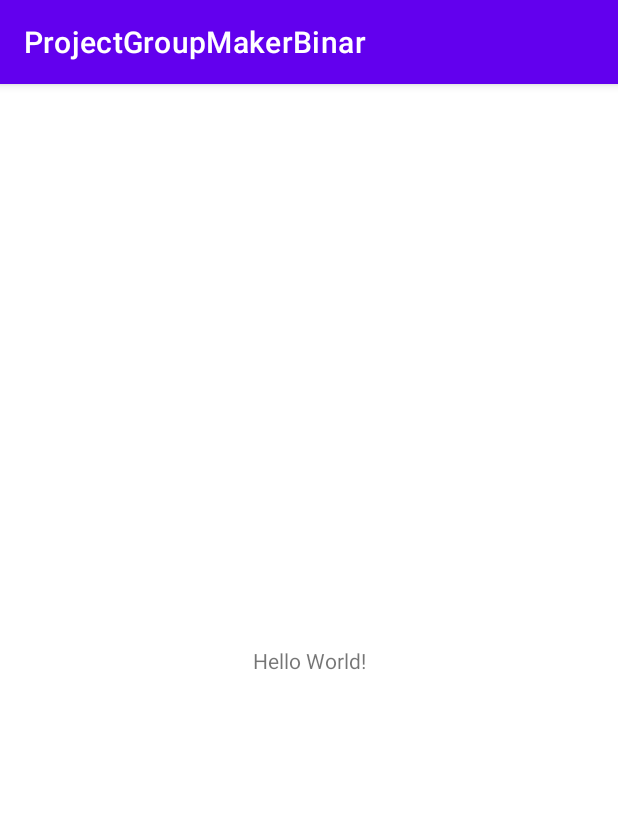
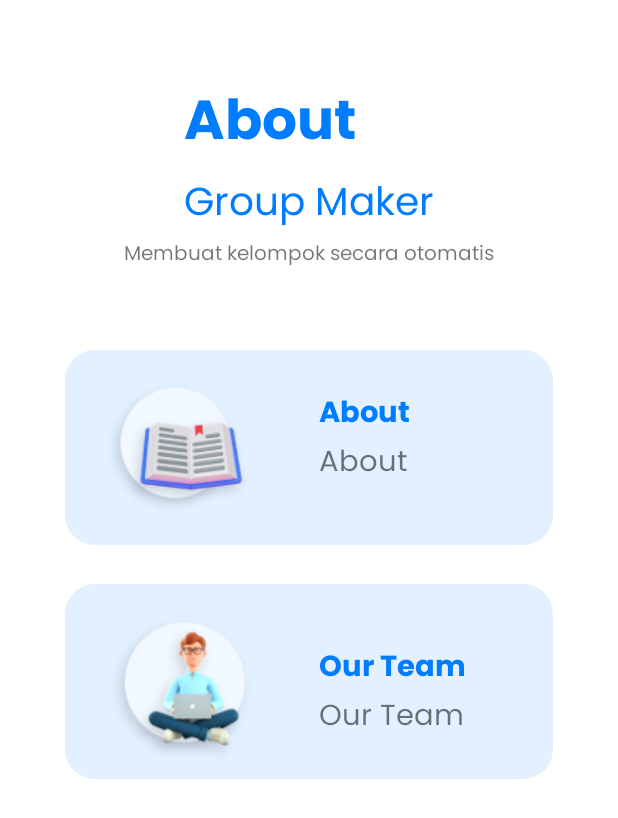
Before and after one commit to ukiprastowo17/ProjectGroupMakerBinar, an Android app: the screen it shows after launch (MainActivity before the commit, MenuAboutActivity after it), on a phone screen of 412 x 824 dp. Shown: the top 818 px of the screen. Run offline under Robolectric (Android 15) with nearby library versions, the phone set to English and light mode, and no system bars; our stand-ins replace sdp/ssp sizes.

Commit message:
Create feature about in app

```diff
--- a/app/src/main/java/com/binar/projectgroupmakerbinar/MainActivity.kt
+++ /dev/null
@@ -1,11 +0,0 @@
-package com.binar.projectgroupmakerbinar
-
-import androidx.appcompat.app.AppCompatActivity
-import android.os.Bundle
-
-class MainActivity : AppCompatActivity() {
-    override fun onCreate(savedInstanceState: Bundle?) {
-        super.onCreate(savedInstanceState)
-        setContentView(R.layout.activity_main)
-    }
-}
--- /dev/null
+++ b/app/src/main/java/com/binar/projectgroupmakerbinar/ui/menu/MenuAboutActivity.kt
@@ -0,0 +1,33 @@
+package com.binar.projectgroupmakerbinar.ui.menu
+
+import android.content.Intent
+import androidx.appcompat.app.AppCompatActivity
+import android.os.Bundle
+import com.binar.projectgroupmakerbinar.R
+import com.binar.projectgroupmakerbinar.databinding.ActivityMenuAboutBinding
+import com.binar.projectgroupmakerbinar.ui.about.AboutActivity
+import com.binar.projectgroupmakerbinar.ui.team.TeamActivity
+
+class MenuAboutActivity : AppCompatActivity() {
+    private val binding: ActivityMenuAboutBinding by lazy {
+        ActivityMenuAboutBinding.inflate(layoutInflater)
+    }
+
+    override fun onCreate(savedInstanceState: Bundle?) {
+        super.onCreate(savedInstanceState)
+        setContentView(binding.root)
+        setMenuAboutClickListener()
+        supportActionBar?.hide()
+    }
+
+    private fun setMenuAboutClickListener(){
+        binding.ivBgAbout.setOnClickListener{
+            val intent = Intent(this,AboutActivity::class.java)
+            startActivity(intent)
+        }
+        binding.ivBgTeam.setOnClickListener{
+            val intent = Intent(this,TeamActivity::class.java)
+            startActivity(intent)
+        }
+    }
+}
--- /dev/null
+++ b/app/src/main/res/drawable/shape_background_rounded.xml
@@ -0,0 +1,11 @@
+<?xml version="1.0" encoding="utf-8"?>
+<shape xmlns:android="http://schemas.android.com/apk/res/android"
+    android:shape="rectangle"
+    android:padding= "10dp">
+    <solid android:color="@color/light_blue"/>
+    <corners
+        android:bottomLeftRadius="20dp"
+        android:bottomRightRadius="20dp"
+        android:topLeftRadius="20dp"
+        android:topRightRadius="20dp"/>
+</shape>
--- a/app/src/main/res/layout/activity_main.xml
+++ /dev/null
@@ -1,18 +0,0 @@
-<?xml version="1.0" encoding="utf-8"?>
-<androidx.constraintlayout.widget.ConstraintLayout xmlns:android="http://schemas.android.com/apk/res/android"
-    xmlns:app="http://schemas.android.com/apk/res-auto"
-    xmlns:tools="http://schemas.android.com/tools"
-    android:layout_width="match_parent"
-    android:layout_height="match_parent"
-    tools:context=".MainActivity">
-
-    <TextView
-        android:layout_width="wrap_content"
-        android:layout_height="wrap_content"
-        android:text="Hello World!"
-        app:layout_constraintBottom_toBottomOf="parent"
-        app:layout_constraintEnd_toEndOf="parent"
-        app:layout_constraintStart_toStartOf="parent"
-        app:layout_constraintTop_toTopOf="parent" />
-
-</androidx.constraintlayout.widget.ConstraintLayout>
--- /dev/null
+++ b/app/src/main/res/layout/activity_menu_about.xml
@@ -0,0 +1,140 @@
+<?xml version="1.0" encoding="utf-8"?>
+<androidx.constraintlayout.widget.ConstraintLayout xmlns:android="http://schemas.android.com/apk/res/android"
+    xmlns:app="http://schemas.android.com/apk/res-auto"
+    xmlns:tools="http://schemas.android.com/tools"
+    android:layout_width="match_parent"
+    android:layout_height="match_parent"
+    tools:context=".ui.menu.MenuAboutActivity">
+
+    <LinearLayout
+        android:id="@+id/ll_title_menu"
+        android:layout_width="wrap_content"
+        android:layout_height="wrap_content"
+        app:layout_constraintLeft_toLeftOf="parent"
+        app:layout_constraintRight_toRightOf="parent"
+        android:orientation="vertical"
+        app:layout_constraintTop_toTopOf="parent"
+        android:layout_marginTop="@dimen/_40sdp">
+
+        <TextView
+            android:id="@+id/tv_title1"
+            android:layout_width="wrap_content"
+            android:layout_height="wrap_content"
+            android:fontFamily="@font/poppins_bold"
+            android:text="@string/title_about"
+            android:textColor="@color/dark_blue"
+            android:textSize="@dimen/_28ssp"/>
+
+        <TextView
+            android:id="@+id/tv_title2"
+            android:layout_width="wrap_content"
+            android:layout_height="wrap_content"
+            android:text="@string/title_group"
+            android:fontFamily="@font/poppins_regular"
+            android:textColor="@color/dark_blue"
+            android:textSize="@dimen/_20ssp"/>
+    </LinearLayout>
+
+    <TextView
+        android:id="@+id/tv_desc"
+        android:layout_width="wrap_content"
+        android:layout_height="wrap_content"
+        android:text="@string/desc_group"
+        app:layout_constraintTop_toBottomOf="@id/ll_title_menu"
+        app:layout_constraintLeft_toLeftOf="parent"
+        app:layout_constraintRight_toRightOf="parent"
+        android:fontFamily="@font/poppins_regular"
+        android:textSize="@dimen/_10ssp"/>
+
+    <ImageView
+        android:id="@+id/iv_bg_about"
+        android:layout_width="@dimen/_250sdp"
+        android:layout_height="@dimen/_100sdp"
+        app:layout_constraintLeft_toLeftOf="parent"
+        app:layout_constraintRight_toRightOf="parent"
+        app:layout_constraintTop_toBottomOf="@id/tv_desc"
+        android:layout_marginTop="@dimen/_40sdp"
+        android:layout_marginBottom="@dimen/_20sdp"
+        android:background="@drawable/shape_background_rounded"/>
+
+    <ImageView
+        android:id="@+id/iv_img_about"
+        android:layout_width="@dimen/_80sdp"
+        android:layout_height="@dimen/_80sdp"
+        app:layout_constraintTop_toBottomOf="@id/tv_desc"
+        app:layout_constraintLeft_toLeftOf="@id/iv_bg_about"
+        android:layout_marginLeft="@dimen/_20sdp"
+        android:layout_marginTop="@dimen/_50sdp"
+        android:src="@drawable/ic_about_about"/>
+
+    <TextView
+        android:id="@+id/tv_title_about"
+        android:layout_width="wrap_content"
+        android:layout_height="wrap_content"
+        app:layout_constraintTop_toBottomOf="@id/tv_desc"
+        app:layout_constraintLeft_toRightOf="@id/iv_img_about"
+        android:layout_marginLeft="@dimen/_30sdp"
+        android:layout_marginTop="@dimen/_60sdp"
+        android:text="About"
+        android:textSize="@dimen/_15ssp"
+        android:textColor="@color/dark_blue"
+        android:textStyle="bold"
+        android:fontFamily="@font/poppins_bold"/>
+
+    <TextView
+        android:id="@+id/tv_desc_about"
+        android:layout_width="wrap_content"
+        android:layout_height="wrap_content"
+        app:layout_constraintTop_toBottomOf="@id/tv_title_about"
+        app:layout_constraintLeft_toRightOf="@id/iv_img_about"
+        android:layout_marginLeft="@dimen/_30sdp"
+        android:text="About"
+        android:fontFamily="@font/poppins_regular"
+        android:textSize="@dimen/_15ssp"/>
+
+    <ImageView
+        android:id="@+id/iv_bg_team"
+        android:layout_width="@dimen/_250sdp"
+        android:layout_height="@dimen/_100sdp"
+        app:layout_constraintLeft_toLeftOf="parent"
+        app:layout_constraintRight_toRightOf="parent"
+        android:layout_marginTop="@dimen/_20sdp"
+        app:layout_constraintTop_toBottomOf="@id/iv_bg_about"
+        android:background="@drawable/shape_background_rounded"/>
+
+    <ImageView
+        android:id="@+id/iv_img_team"
+        android:layout_width="@dimen/_80sdp"
+        android:layout_height="@dimen/_80sdp"
+        app:layout_constraintTop_toBottomOf="@id/iv_img_about"
+        app:layout_constraintLeft_toLeftOf="@id/iv_bg_team"
+        android:layout_marginLeft="@dimen/_20sdp"
+        android:layout_marginTop="@dimen/_45sdp"
+        android:src="@drawable/ic_team_about"/>
+
+    <TextView
+        android:id="@+id/tv_title_team"
+        android:layout_width="wrap_content"
+        android:layout_height="wrap_content"
+        app:layout_constraintTop_toBottomOf="@id/iv_img_about"
+        app:layout_constraintLeft_toRightOf="@id/iv_img_team"
+        android:layout_marginLeft="@dimen/_30sdp"
+        android:layout_marginTop="@dimen/_60sdp"
+        android:text="Our Team"
+        android:fontFamily="@font/poppins_bold"
+        android:textSize="@dimen/_15ssp"
+        android:textColor="@color/dark_blue"
+        android:textStyle="bold"/>
+
+    <TextView
+        android:id="@+id/tv_desc_team"
+        android:layout_width="wrap_content"
+        android:layout_height="wrap_content"
+        app:layout_constraintTop_toBottomOf="@id/tv_title_team"
+        app:layout_constraintLeft_toRightOf="@id/iv_img_team"
+        android:layout_marginLeft="@dimen/_30sdp"
+        android:fontFamily="@font/poppins_regular"
+        android:text="Our Team"
+        android:textSize="@dimen/_15ssp"/>
+
+</androidx.constraintlayout.widget.ConstraintLayout>
--- a/app/src/main/res/values/colors.xml
+++ b/app/src/main/res/values/colors.xml
@@ -7,4 +7,6 @@
     <color name="teal_700">#FF018786</color>
     <color name="black">#FF000000</color>
     <color name="white">#FFFFFFFF</color>
+    <color name="light_blue">#E2F0FF</color>
+    <color name="dark_blue">#007DFE</color>
 </resources>
--- a/app/src/main/res/values/strings.xml
+++ b/app/src/main/res/values/strings.xml
@@ -1,3 +1,7 @@
 <resources>
     <string name="app_name">ProjectGroupMakerBinar</string>
+    <string name="title_about">About</string>
+    <string name="title_group">Group Maker</string>
+    <string name="desc_group">Membuat kelompok secara otomatis</string>
+    <string name="text_body">Group Maker adalah sebuah generator yang membuat tim atau kelompok secara acak. Melalui aplikasi ini dapat membantu anda untuk membagi daftar nama menjadi suatu tim atau kelompok. Dengan memasukkan daftar nama ke dalam generator tim, generator tim tersebut akan mengacak nama yang telah anda masukkan sebelumnya. Anda juga dapat mengatur jumlah kelompok atau jumlah orang dalam suatu kelompok yang ingin anda buat hingga menghasilkan sebuah kelompok yang merata secara acak dalam sebuah kelompok</string>
 </resources>
```
Also changed, not shown: app/build.gradle (+7 -0 lines), app/src/main/AndroidManifest.xml (+15 -1 lines), app/src/main/java/com/binar/projectgroupmakerbinar/ui/about/AboutActivity.kt (added, +18 -0 lines), app/src/main/java/com/binar/projectgroupmakerbinar/ui/team/TeamActivity.kt (added, +40 -0 lines), app/src/main/res/layout/activity_about.xml (added, +88 -0 lines), app/src/main/res/layout/activity_team.xml (added, +147 -0 lines), app/src/main/res/drawable/ic_about_about.png (added), app/src/main/res/drawable/ic_people_about.png (added), app/src/main/res/drawable/ic_team_about.png (added), app/src/main/res/font/poppins_bold.ttf (added), app/src/main/res/font/poppins_light.ttf (added), app/src/main/res/font/poppins_regular.ttf (added).
